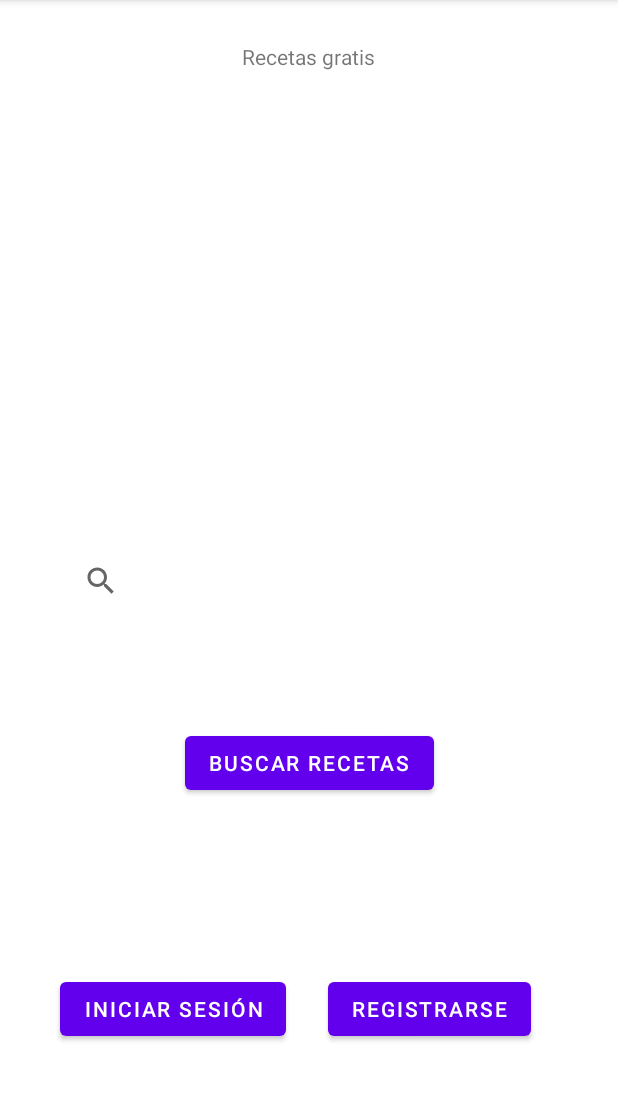
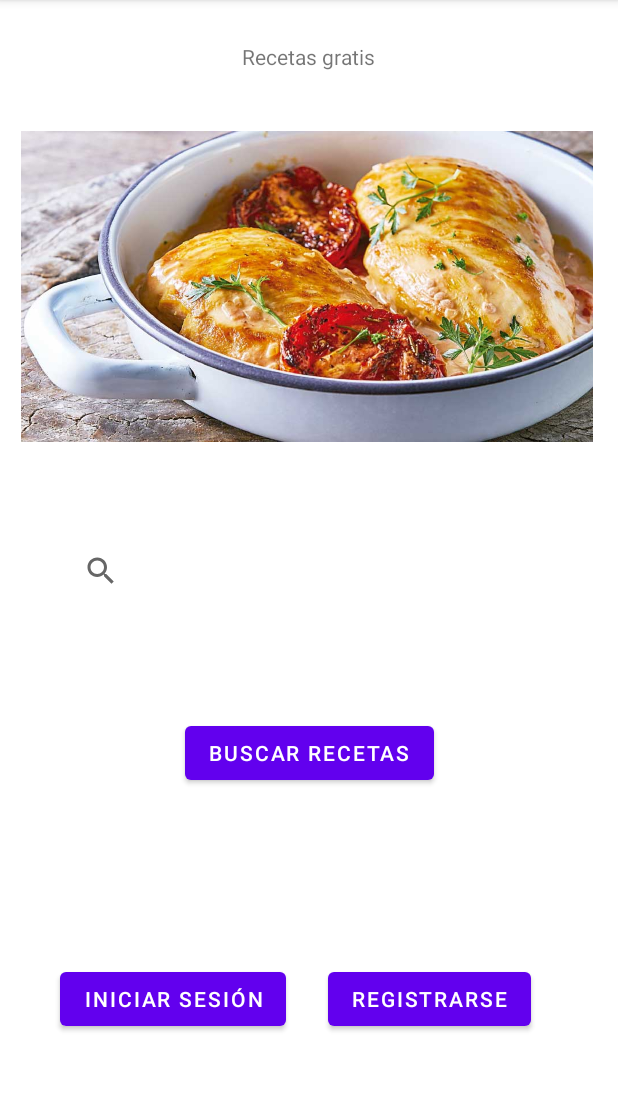
Before and after one commit to NaiaraManeiro/AplicacionRecetas, an Android app: the screen it shows after launch (MainActivity), on a phone screen of 412 x 824 dp, the part 84-1185 px from its top. Run offline under Robolectric (Android 15) with nearby library versions, the phone set to English and light mode, and no system bars.

Commit message:
Carrousel de fotos hecho

```diff
--- a/app/src/main/java/com/example/aplicacionrecetas/MainActivity.java
+++ b/app/src/main/java/com/example/aplicacionrecetas/MainActivity.java
@@ -3,9 +3,12 @@ package com.example.aplicacionrecetas;
 import androidx.appcompat.app.AppCompatActivity;
 
 import android.content.Intent;
+import android.graphics.drawable.Animatable;
+import android.graphics.drawable.Drawable;
 import android.os.Bundle;
 import android.view.View;
 import android.widget.Button;
+import android.widget.ImageView;
 
 public class MainActivity extends AppCompatActivity {
 
@@ -15,6 +18,14 @@ public class MainActivity extends AppCompatActivity {
     protected void onCreate(Bundle savedInstanceState) {
         super.onCreate(savedInstanceState);
         setContentView(R.layout.activity_main);
+
+        ImageView rocketImage = findViewById(R.id.recetasCarrousel);
+        rocketImage.setBackgroundResource(R.drawable.recetas_carrousel);
+
+        Drawable rocketAnimation = rocketImage.getBackground();
+        if (rocketAnimation instanceof Animatable) {
+            ((Animatable)rocketAnimation).start();
+        }
 
         iniciarSesion = false;
 
--- /dev/null
+++ b/app/src/main/res/drawable/recetas_carrousel.xml
@@ -0,0 +1,12 @@
+<?xml version="1.0" encoding="utf-8"?>
+<animation-list xmlns:android="http://schemas.android.com/apk/res/android"
+    android:oneshot="false">
+    <item android:drawable="@drawable/coliflor" android:duration="2000" />
+    <item android:drawable="@drawable/fingers" android:duration="2000" />
+    <item android:drawable="@drawable/calabacin" android:duration="2000" />
+    <item android:drawable="@drawable/pollo" android:duration="2000" />
+    <item android:drawable="@drawable/patatas" android:duration="2000" />
+    <item android:drawable="@drawable/garbanzos" android:duration="2000" />
+    <item android:drawable="@drawable/pizza" android:duration="2000" />
+    <item android:drawable="@drawable/tortilla" android:duration="2000" />
+</animation-list>
--- a/app/src/main/res/layout/activity_main.xml
+++ b/app/src/main/res/layout/activity_main.xml
@@ -53,18 +53,19 @@
         android:id="@+id/searchView"
         android:layout_width="324dp"
         android:layout_height="35dp"
-        android:layout_marginTop="92dp"
+        android:layout_marginTop="68dp"
         app:layout_constraintEnd_toEndOf="parent"
         app:layout_constraintHorizontal_bias="0.494"
         app:layout_constraintStart_toStartOf="parent"
-        app:layout_constraintTop_toBottomOf="@+id/imageView" />
+        app:layout_constraintTop_toBottomOf="@+id/recetasCarrousel" />
 
     <ImageView
-        android:id="@+id/imageView"
-        android:layout_width="183dp"
-        android:layout_height="162dp"
-        android:layout_marginTop="68dp"
+        android:id="@+id/recetasCarrousel"
+        android:layout_width="381dp"
+        android:layout_height="207dp"
+        android:layout_marginTop="40dp"
         app:layout_constraintEnd_toEndOf="parent"
+        app:layout_constraintHorizontal_bias="0.466"
         app:layout_constraintStart_toStartOf="parent"
         app:layout_constraintTop_toBottomOf="@+id/tituloAplicacion"
         tools:srcCompat="@tools:sample/avatars" />
```
Also changed, not shown: app/src/main/res/drawable-v24/calabacin.jpg (added), app/src/main/res/drawable-v24/coliflor.jpeg (added), app/src/main/res/drawable-v24/fingers.jpg (added), app/src/main/res/drawable-v24/garbanzos.jpg (added), app/src/main/res/drawable-v24/patatas.jpg (added), app/src/main/res/drawable-v24/pizza.jpg (added), app/src/main/res/drawable-v24/pollo.jpg (added), app/src/main/res/drawable-v24/tortilla.jpg (added).
